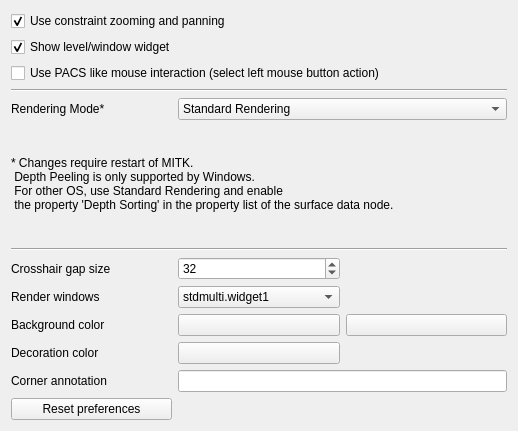
First picture: the form in Plugins/org.mitk.gui.qt.custommultiwidgeteditor/src/internal/QmitkCustomMultiWidgetEditorPreferencePage.ui, repository MITK/MITK, before the edit.
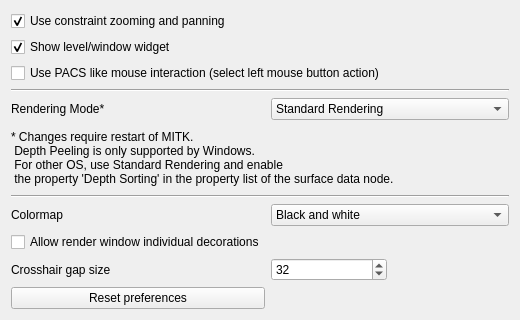
Second picture: the form after the edit.

Commit message:
T24672: Add decoration manager; change preference page; renaming and refactoring
Move decoration-related code from multi-widget to this decoration manager. Allow logo setting for the last render window inside a multi-widget.
The preference page was changed to allow only setting a colormap instead
of setting the colors for each render window.

```diff
--- a/Plugins/org.mitk.gui.qt.custommultiwidgeteditor/src/internal/QmitkCustomMultiWidgetEditorPreferencePage.ui
+++ b/Plugins/org.mitk.gui.qt.custommultiwidgeteditor/src/internal/QmitkCustomMultiWidgetEditorPreferencePage.ui
@@ -6,57 +6,69 @@
    <rect>
     <x>0</x>
     <y>0</y>
-    <width>518</width>
-    <height>431</height>
+    <width>520</width>
+    <height>320</height>
    </rect>
   </property>
   <property name="windowTitle">
    <string>External Programs</string>
   </property>
   <layout class="QGridLayout" name="gridLayout">
-   <item row="10" column="1">
-    <widget class="QComboBox" name="m_RenderWindowChooser">
-     <item>
-      <property name="text">
-       <string>stdmulti.widget1</string>
-      </property>
-     </item>
-     <item>
-      <property name="text">
-       <string>stdmulti.widget2</string>
-      </property>
-     </item>
-     <item>
-      <property name="text">
-       <string>stdmulti.widget3</string>
-      </property>
-     </item>
-     <item>
-      <property name="text">
-       <string>stdmulti.widget4</string>
-      </property>
-     </item>
-    </widget>
-   </item>
-   <item row="11" column="0">
-    <widget class="QLabel" name="label_2">
+   <item row="0" column="0" colspan="3">
+    <widget class="QCheckBox" name="m_EnableFlexibleZooming">
      <property name="toolTip">
-      <string>&lt;html&gt;&lt;head/&gt;&lt;body&gt;&lt;p&gt;If two colors are set, a gradient background is generated.&lt;/p&gt;&lt;/body&gt;&lt;/html&gt;</string>
+      <string>&lt;html&gt;&lt;head/&gt;&lt;body&gt;&lt;p&gt;If activated, zooming and panning is limited to a certain space arround each image.&lt;/p&gt;&lt;/body&gt;&lt;/html&gt;</string>
      </property>
+     <property name="layoutDirection">
+      <enum>Qt::LeftToRight</enum>
+     </property>
      <property name="text">
-      <string>Background color</string>
+      <string>Use constraint zooming and panning</string>
      </property>
+     <property name="checked">
+      <bool>true</bool>
+     </property>
     </widget>
    </item>
-   <item row="15" column="0">
-    <widget class="QPushButton" name="m_ResetButton">
+   <item row="1" column="0" colspan="3">
+    <widget class="QCheckBox" name="m_ShowLevelWindowWidget">
+     <property name="layoutDirection">
+      <enum>Qt::LeftToRight</enum>
+     </property>
      <property name="text">
-      <string>Reset preferences</string>
+      <string>Show level/window widget</string>
      </property>
+     <property name="checked">
+      <bool>true</bool>
+     </property>
     </widget>
    </item>
-   <item row="6" column="1" colspan="2">
-    <widget class="QComboBox" name="m_RenderingMode">
+   <item row="2" column="0" colspan="3">
+    <widget class="QCheckBox" name="m_PACSLikeMouseMode">
+     <property name="layoutDirection">
+      <enum>Qt::LeftToRight</enum>
+     </property>
+     <property name="text">
+      <string>Use PACS like mouse interaction (select left mouse button action)</string>
+     </property>
+    </widget>
+   </item>
+   <item row="3" column="0" colspan="3">
+    <widget class="Line" name="lineTop">
+     <property name="orientation">
+      <enum>Qt::Horizontal</enum>
+     </property>
+    </widget>
+   </item>
+   <item row="4" column="0">
+    <widget class="QLabel" name="m_RenderingModeLabel">
+     <property name="text">
+      <string>Rendering Mode*</string>
+     </property>
+    </widget>
+   </item>
+   <item row="4" column="1" colspan="2">
+    <widget class="QComboBox" name="m_RenderingModeComboBox">
      <item>
       <property name="text">
        <string>Standard Rendering</string>
@@ -74,8 +86,8 @@
      </item>
     </widget>
    </item>
-   <item row="7" column="0" colspan="3">
-    <widget class="QLabel" name="label">
+   <item row="5" column="0" colspan="3">
+    <widget class="QLabel" name="m_RenderingModeHintLabel">
      <property name="text">
       <string>* Changes require restart of MITK.
  Depth Peeling is only supported by Windows.
@@ -84,6 +96,52 @@
      </property>
     </widget>
    </item>
+   <item row="6" column="0" colspan="3">
+    <widget class="Line" name="lineBottom">
+     <property name="orientation">
+      <enum>Qt::Horizontal</enum>
+     </property>
+    </widget>
+   </item>
+   <item row="7" column="0">
+    <widget class="QLabel" name="m_ColormapLabel">
+     <property name="text">
+      <string>Colormap</string>
+     </property>
+    </widget>
+   </item>
+   <item row="7" column="1" colspan="2">
+    <widget class="QComboBox" name="m_ColormapComboBox">
+     <item>
+      <property name="text">
+       <string>Black and white</string>
+      </property>
+     </item>
+    </widget>
+   </item>
+   <item row="8" column="0">
+    <widget class="QCheckBox" name="m_IndividualDecorations">
+     <property name="sizePolicy">
+      <sizepolicy hsizetype="Minimum" vsizetype="Fixed">
+       <horstretch>0</horstretch>
+       <verstretch>0</verstretch>
+      </sizepolicy>
+     </property>
+     <property name="text">
+      <string>Allow render window individual decorations</string>
+     </property>
+    </widget>
+   </item>
+   <item row="9" column="0">
+    <widget class="QLabel" name="m_CrosshairGapSizeLabel">
+     <property name="toolTip">
+      <string>&lt;html&gt;&lt;head/&gt;&lt;body&gt;&lt;p&gt;The gap in the middle of the crosshair in pixels.&lt;/p&gt;&lt;/body&gt;&lt;/html&gt;</string>
+     </property>
+     <property name="text">
+      <string>Crosshair gap size</string>
+     </property>
+    </widget>
+   </item>
    <item row="9" column="1">
     <widget class="QSpinBox" name="m_CrosshairGapSize">
      <property name="value">
@@ -91,130 +149,10 @@
      </property>
     </widget>
    </item>
-   <item row="8" column="0" colspan="3">
-    <widget class="Line" name="line_3">
-     <property name="orientation">
-      <enum>Qt::Horizontal</enum>
-     </property>
-    </widget>
-   </item>
-   <item row="14" column="0">
-    <widget class="QLabel" name="label_8">
-     <property name="toolTip">
-      <string>The small text on the button left of each renderwindow.</string>
-     </property>
-     <property name="text">
-      <string>Corner annotation</string>
-     </property>
-    </widget>
-   </item>
-   <item row="9" column="0">
-    <widget class="QLabel" name="label_9">
-     <property name="toolTip">
-      <string>&lt;html&gt;&lt;head/&gt;&lt;body&gt;&lt;p&gt;The gap in the middle of the crosshair in pixels.&lt;/p&gt;&lt;/body&gt;&lt;/html&gt;</string>
-     </property>
-     <property name="text">
-      <string>Crosshair gap size</string>
-     </property>
-    </widget>
-   </item>
-   <item row="13" column="0">
-    <widget class="QLabel" name="label_7">
-     <property name="toolTip">
-      <string>&lt;html&gt;&lt;head/&gt;&lt;body&gt;&lt;p&gt;The color is used for the following decorations (of each renderwindow):&lt;/p&gt;&lt;p&gt;Rectangle border&lt;/p&gt;&lt;p&gt;Corner annotation&lt;/p&gt;&lt;p&gt;Crosshair&lt;/p&gt;&lt;p&gt;Plane geometry helper objects (3D Planes)&lt;/p&gt;&lt;p&gt;Image navigator borders&lt;/p&gt;&lt;p&gt;&lt;br/&gt;&lt;/p&gt;&lt;/body&gt;&lt;/html&gt;</string>
-     </property>
-     <property name="text">
-      <string>Decoration color</string>
-     </property>
-    </widget>
-   </item>
-   <item row="13" column="1">
-    <widget class="QPushButton" name="m_RenderWindowDecorationColor">
-     <property name="text">
-      <string/>
-     </property>
-    </widget>
-   </item>
    <item row="10" column="0">
-    <widget class="QLabel" name="label_6">
-     <property name="toolTip">
-      <string>&lt;html&gt;&lt;head/&gt;&lt;body&gt;&lt;p&gt;Choose the renderwindow from the multi widget.&lt;/p&gt;&lt;/body&gt;&lt;/html&gt;</string>
-     </property>
+    <widget class="QPushButton" name="m_ResetButton">
      <property name="text">
-      <string>Render windows</string>
-     </property>
-    </widget>
-   </item>
-   <item row="1" column="0" colspan="3">
-    <widget class="QCheckBox" name="m_ShowLevelWindowWidget">
-     <property name="layoutDirection">
-      <enum>Qt::LeftToRight</enum>
-     </property>
-     <property name="text">
-      <string>Show level/window widget</string>
-     </property>
-     <property name="checked">
-      <bool>true</bool>
-     </property>
-    </widget>
-   </item>
-   <item row="2" column="0" colspan="3">
-    <widget class="QCheckBox" name="m_PACSLikeMouseMode">
-     <property name="layoutDirection">
-      <enum>Qt::LeftToRight</enum>
-     </property>
-     <property name="text">
-      <string>Use PACS like mouse interaction (select left mouse button action)</string>
-     </property>
-     <property name="tristate">
-      <bool>false</bool>
-     </property>
-    </widget>
-   </item>
-   <item row="11" column="2">
-    <widget class="QPushButton" name="m_ColorButton2">
-     <property name="text">
-      <string/>
-     </property>
-    </widget>
-   </item>
-   <item row="3" column="0" colspan="3">
-    <widget class="Line" name="line">
-     <property name="orientation">
-      <enum>Qt::Horizontal</enum>
-     </property>
-    </widget>
-   </item>
-   <item row="6" column="0">
-    <widget class="QLabel" name="label_5">
-     <property name="text">
-      <string>Rendering Mode*</string>
-     </property>
-    </widget>
-   </item>
-   <item row="14" column="1" colspan="2">
-    <widget class="QLineEdit" name="m_RenderWindowDecorationText"/>
-   </item>
-   <item row="11" column="1">
-    <widget class="QPushButton" name="m_ColorButton1">
-     <property name="text">
-      <string/>
-     </property>
-    </widget>
-   </item>
-   <item row="0" column="0" colspan="3">
-    <widget class="QCheckBox" name="m_EnableFlexibleZooming">
-     <property name="toolTip">
-      <string>&lt;html&gt;&lt;head/&gt;&lt;body&gt;&lt;p&gt;If activated, zooming and panning is limited to a certain space arround each image.&lt;/p&gt;&lt;/body&gt;&lt;/html&gt;</string>
-     </property>
-     <property name="layoutDirection">
-      <enum>Qt::LeftToRight</enum>
-     </property>
-     <property name="text">
-      <string>Use constraint zooming and panning</string>
-     </property>
-     <property name="checked">
-      <bool>true</bool>
+      <string>Reset preferences</string>
      </property>
     </widget>
    </item>
```
The commit also changes 13 other files.
